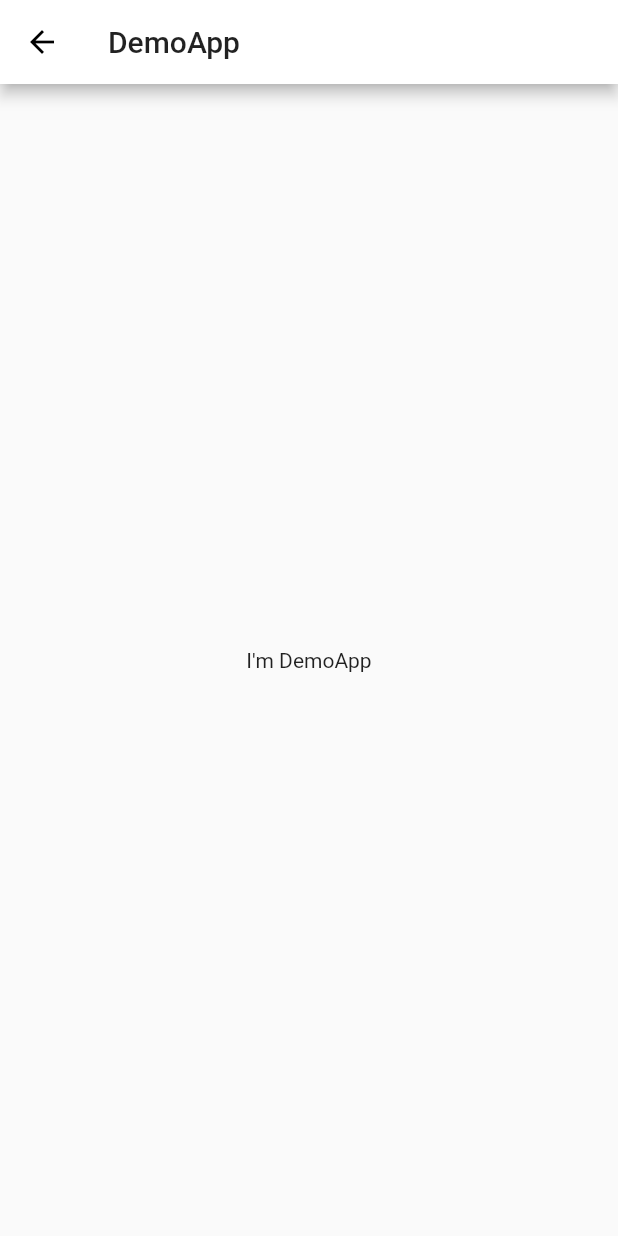
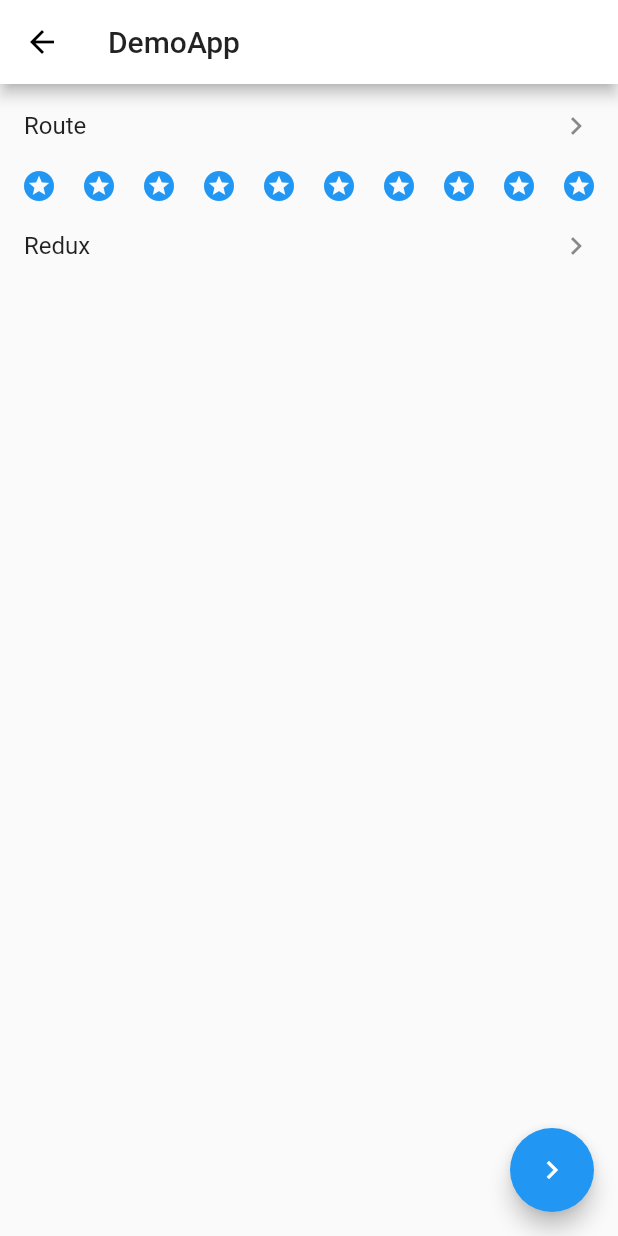
Before and after one commit to wingsico/Apps, a Flutter app: the MainPage screen opened directly, after a tap on "DemoApp", on a phone screen of 412 x 824 dp. Run offline on Flutter 3.47's test engine with Material 2 defaults, Android fonts, the phone set to English and light mode, and no system bars; our stand-ins replace html_unescape.

Commit message:
feat: router practice

```diff
--- a/lib/apps/demo/main.dart
+++ b/lib/apps/demo/main.dart
@@ -5,7 +5,49 @@ class DemoScreen extends StatelessWidget {
   Widget build(BuildContext context) {
     return Scaffold(
       appBar: AppBar(title: Text('DemoApp')),
-      body: Center(child: Text('I\'m DemoApp')),
+      body: DemoList(),
+      floatingActionButton: FloatingActionButton(
+          child: Icon(Icons.keyboard_arrow_right),
+          onPressed: () {
+            final routeName = '/demo_app/first_screen';
+            // push导航
+            // Navigator.of(context).pushNamed(routeName);
+            // replace导航
+            // Navigator.pushReplacementNamed(context, routeName);
+            // push and pop, 体验有点差
+            Navigator.of(context).popAndPushNamed(routeName);
+          }),
     );
   }
 }
+
+class DemoList extends StatelessWidget {
+  final demoList = {'Route': '', 'Redux': ''};
+
+  @override
+  Widget build(BuildContext context) {
+    final demoNames = demoList.keys.toList();
+    final demoRoutePaths = demoList.values.toList();
+    final separator = List.filled(10, Icon(Icons.stars, color: Colors.blue));
+    return ListView.separated(
+      itemBuilder: (context, index) {
+        return ListTile(
+          title: Text(demoNames[index]),
+          trailing: Icon(Icons.keyboard_arrow_right),
+          onTap: () {
+            Navigator.of(context).pushNamed(demoRoutePaths[index]);
+          },
+        );
+      },
+      separatorBuilder: (context, index) => Padding(
+        padding: const EdgeInsets.only(left: 6.0, right: 6.0),
+        child: Row(
+          children: separator,
+          mainAxisAlignment: MainAxisAlignment.spaceAround,
+          crossAxisAlignment: CrossAxisAlignment.center,
+        ),
+      ),
+      itemCount: demoNames.length,
+    );
+  }
+}
--- a/lib/main.dart
+++ b/lib/main.dart
@@ -1,6 +1,7 @@
 import 'package:flutter/material.dart';
 import 'package:Apps/apps/demo/main.dart';
 
+import 'apps/demo/screens/first_screen.dart';
 import 'apps/quiz/main.dart';
 
 void main() => runApp(MainApp());
@@ -9,10 +10,14 @@ class MainApp extends StatelessWidget {
   @override
   Widget build(BuildContext context) {
     return MaterialApp(
-      home: MainPage(),
-      debugShowCheckedModeBanner: false,
-      theme: ThemeData(primaryColor: Colors.white),
-    );
+        home: MainPage(),
+        debugShowCheckedModeBanner: false,
+        theme: ThemeData(primaryColor: Colors.white),
+        routes: {
+          '/demo_app': (BuildContext context) => DemoScreen(),
+          '/demo_app/first_screen': (BuildContext context) => FirstScreen(),
+          '/quiz_app': (BuildContext context) => QuizApp(),
+        });
   }
 }
 
@@ -25,7 +30,12 @@ class MainPage extends StatelessWidget {
       bottomNavigationBar: SafeArea(
         child: Row(
           mainAxisAlignment: MainAxisAlignment.center,
-          children: [Text('Powered by wingsico')],
+          children: [
+            Padding(
+              padding: const EdgeInsets.all(8.0),
+              child: Text('Powered by wingsico'),
+            )
+          ],
         ),
       ),
     );
@@ -33,9 +43,9 @@ class MainPage extends StatelessWidget {
 }
 
 class AppList extends StatelessWidget {
-  final Map<String, Widget> apps = {
-    "DemoApp": DemoScreen(),
-    "QuizApp": QuizApp(),
+  final Map<String, String> apps = {
+    "DemoApp": '/demo_app',
+    "QuizApp": '/quiz_app',
   };
 
   @override
@@ -52,8 +62,7 @@ class AppList extends StatelessWidget {
             style: TextStyle(fontWeight: FontWeight.bold, fontSize: 18.0)),
         trailing: Icon(Icons.chevron_right, size: 32.0, color: Colors.blue),
         onTap: () {
-          Navigator.push(context,
-              MaterialPageRoute(builder: (context) => apps[appNames[index]]));
+          Navigator.of(context).pushNamed(apps[appNames[index]]);
         },
       ),
     );
```
Also changed, not shown: lib/apps/demo/screens/first_screen.dart (added, +11 -0 lines).
